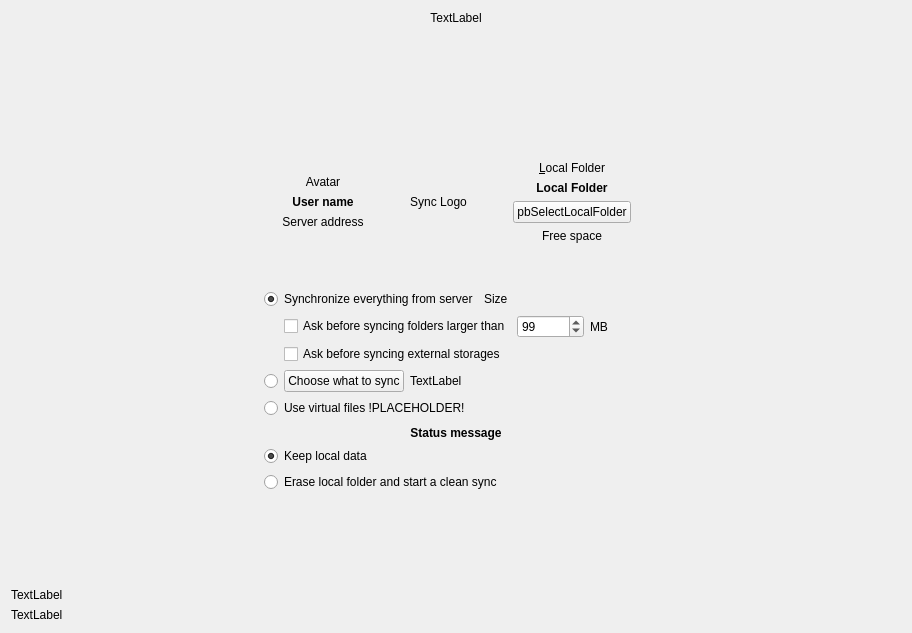
Qt form src/gui/wizard/owncloudadvancedsetuppage.ui (nextcloud/desktop) before a commit.
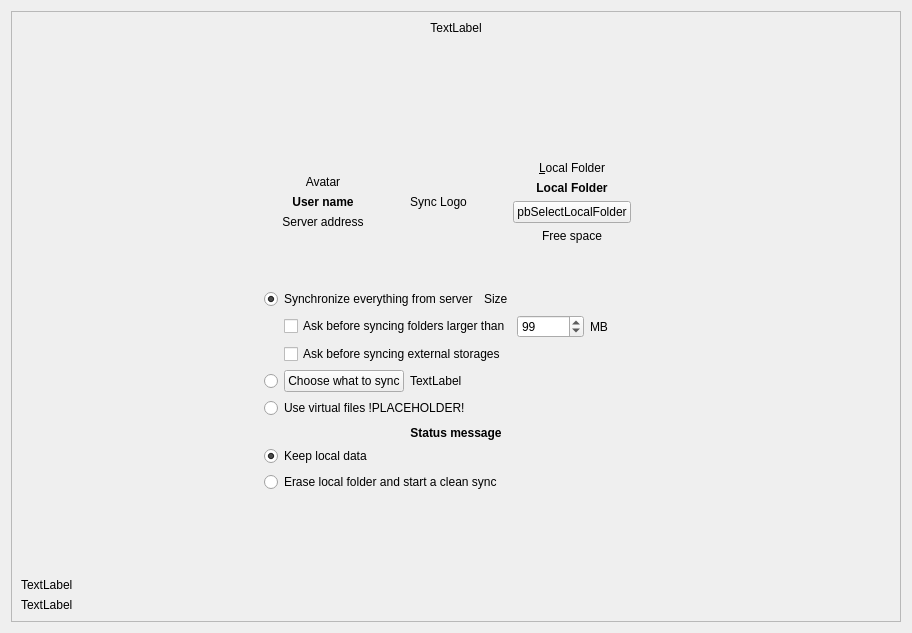
The same form after that commit.

Commit message:
add scrollbars on small screen when seting up sync and sync directory
to fix problem erported by customer

The edit to the form file:
```diff
--- a/src/gui/wizard/owncloudadvancedsetuppage.ui
+++ b/src/gui/wizard/owncloudadvancedsetuppage.ui
@@ -21,6 +21,24 @@
   </property>
   <layout class="QVBoxLayout" name="verticalLayout_4">
    <item>
+    <widget class="QScrollArea" name="scrollArea">
+     <property name="widgetResizable">
+      <bool>true</bool>
+     </property>
+     <widget class="QWidget" name="scrollAreaWidgetContents">
+      <property name="geometry">
+       <rect>
+        <x>0</x>
+        <y>0</y>
+        <width>896</width>
+        <height>617</height>
+       </rect>
+      </property>
+      <property name="mouseTracking">
+       <bool>false</bool>
+      </property>
+      <layout class="QVBoxLayout" name="verticalLayout_3">
+       <item>
     <widget class="QLabel" name="topLabel">
      <property name="sizePolicy">
       <sizepolicy hsizetype="Preferred" vsizetype="Fixed">
@@ -791,6 +809,10 @@
      <property name="textFormat">
       <enum>Qt::RichText</enum>
      </property>
+        </widget>
+       </item>
+      </layout>
+     </widget>
     </widget>
    </item>
   </layout>
```
Lines whose indentation alone changed are shown as unchanged.
